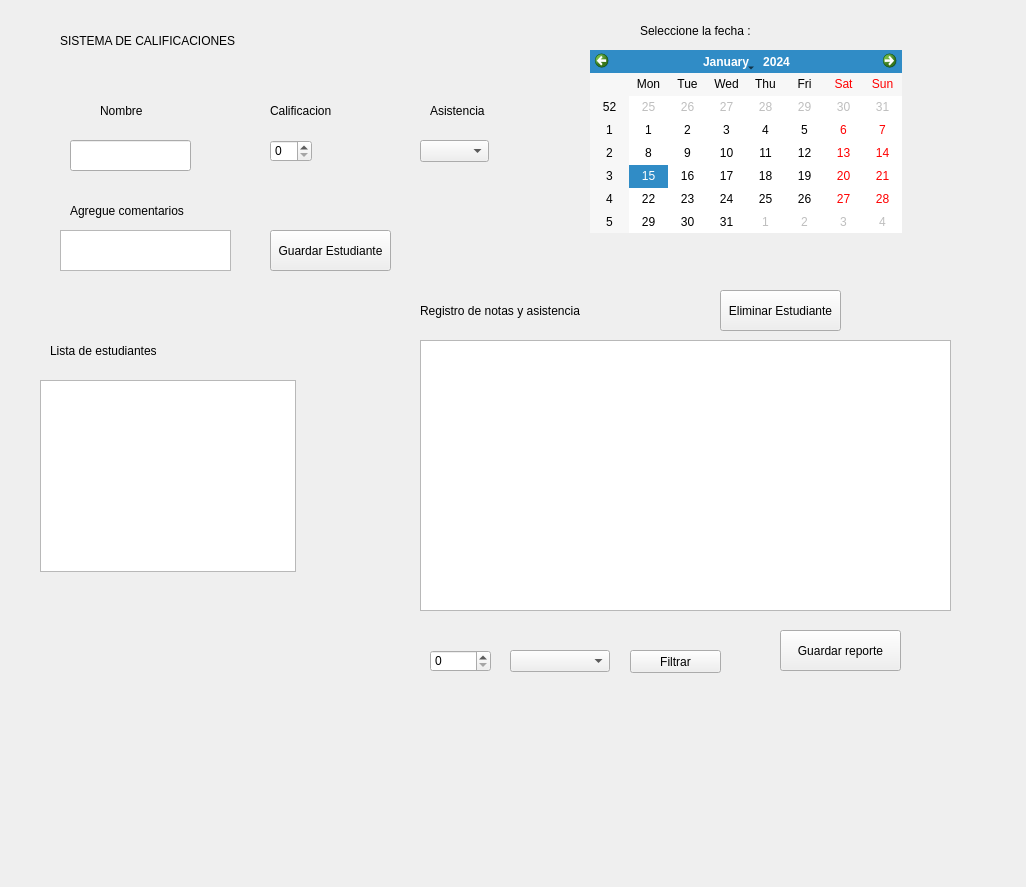
First picture: the form in sistema_calificaciones.ui, repository Kbri17/Grupo2, before the edit.
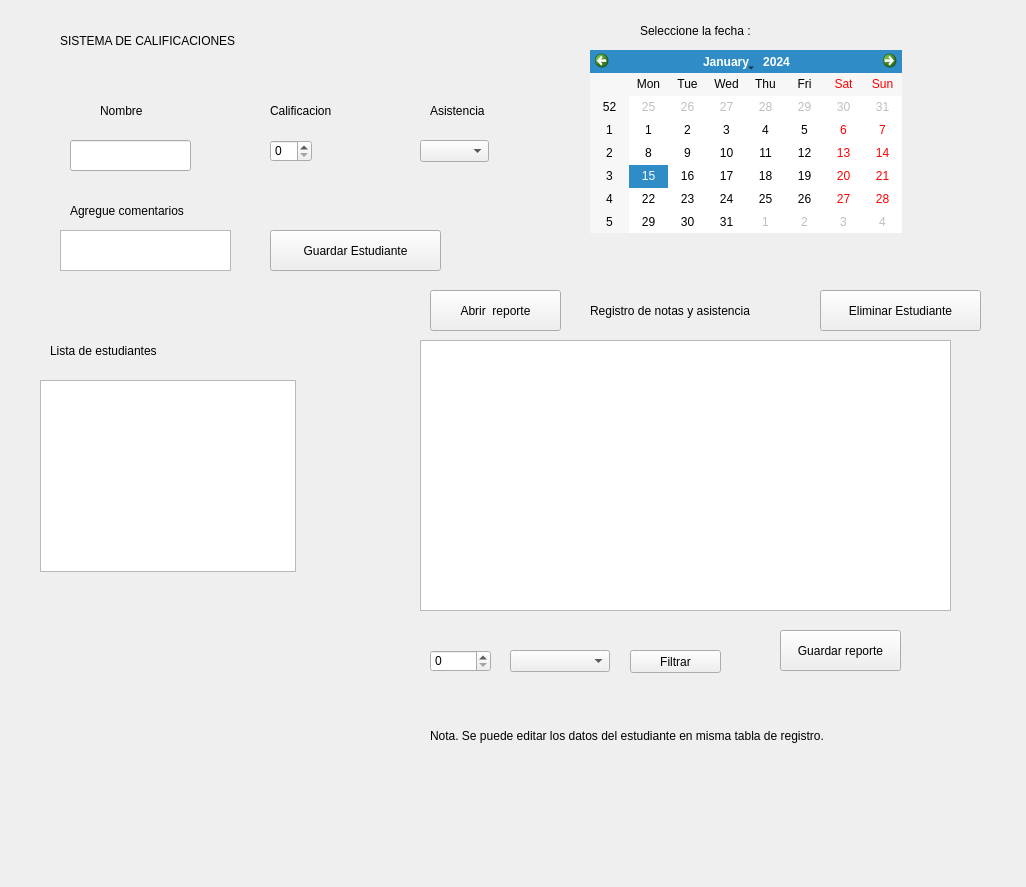
Second picture: the form after the edit.

Commit message: Mejorando los botones de informacion

The edit to the form file:
```diff
--- a/sistema_calificaciones.ui
+++ b/sistema_calificaciones.ui
@@ -90,7 +90,7 @@
     <rect>
      <x>270</x>
      <y>230</y>
-     <width>121</width>
+     <width>171</width>
      <height>41</height>
     </rect>
    </property>
@@ -114,9 +114,9 @@
   <widget class="QPushButton" name="delete_button">
    <property name="geometry">
     <rect>
-     <x>720</x>
+     <x>820</x>
      <y>290</y>
-     <width>121</width>
+     <width>161</width>
      <height>41</height>
     </rect>
    </property>
@@ -193,9 +193,9 @@
   <widget class="QLabel" name="label_4">
    <property name="geometry">
     <rect>
-     <x>420</x>
+     <x>590</x>
      <y>290</y>
-     <width>291</width>
+     <width>231</width>
      <height>41</height>
     </rect>
    </property>
@@ -265,6 +265,32 @@
     <string>SISTEMA DE CALIFICACIONES</string>
    </property>
   </widget>
+  <widget class="QLabel" name="label_9">
+   <property name="geometry">
+    <rect>
+     <x>430</x>
+     <y>700</y>
+     <width>551</width>
+     <height>71</height>
+    </rect>
+   </property>
+   <property name="text">
+    <string>Nota. Se puede editar los datos del estudiante en misma tabla de registro.</string>
+   </property>
+  </widget>
+  <widget class="QPushButton" name="load_register">
+   <property name="geometry">
+    <rect>
+     <x>430</x>
+     <y>290</y>
+     <width>131</width>
+     <height>41</height>
+    </rect>
+   </property>
+   <property name="text">
+    <string>Abrir  reporte</string>
+   </property>
+  </widget>
  </widget>
  <resources/>
  <connections/>
```
The commit also changes 2 other files.
